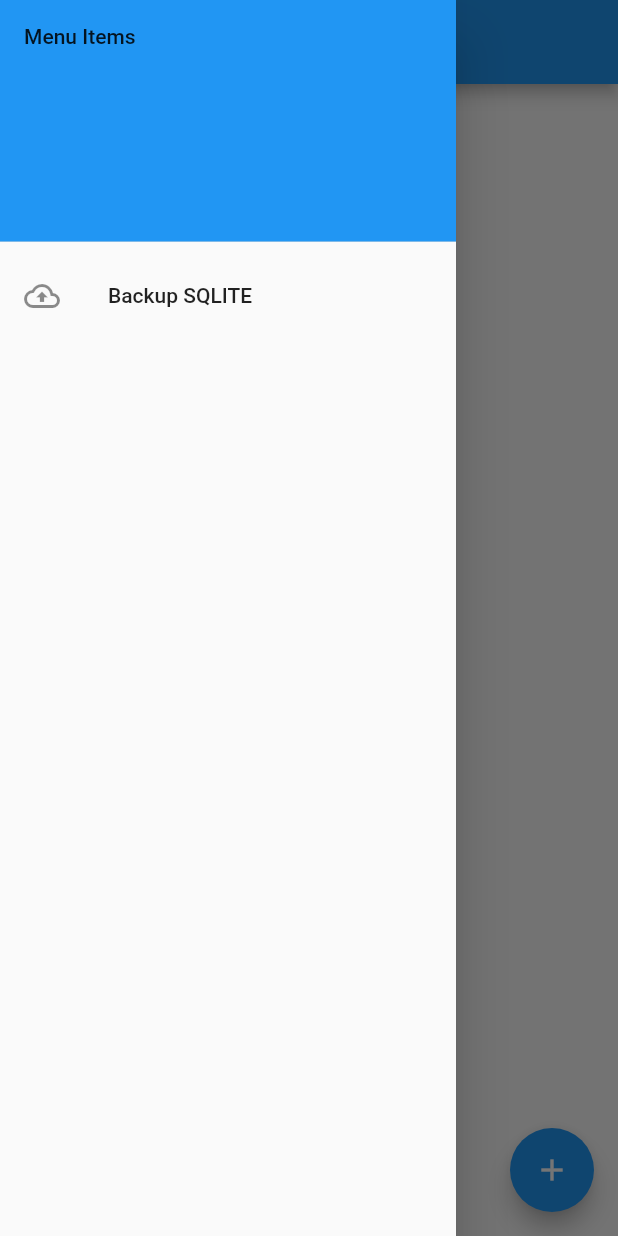
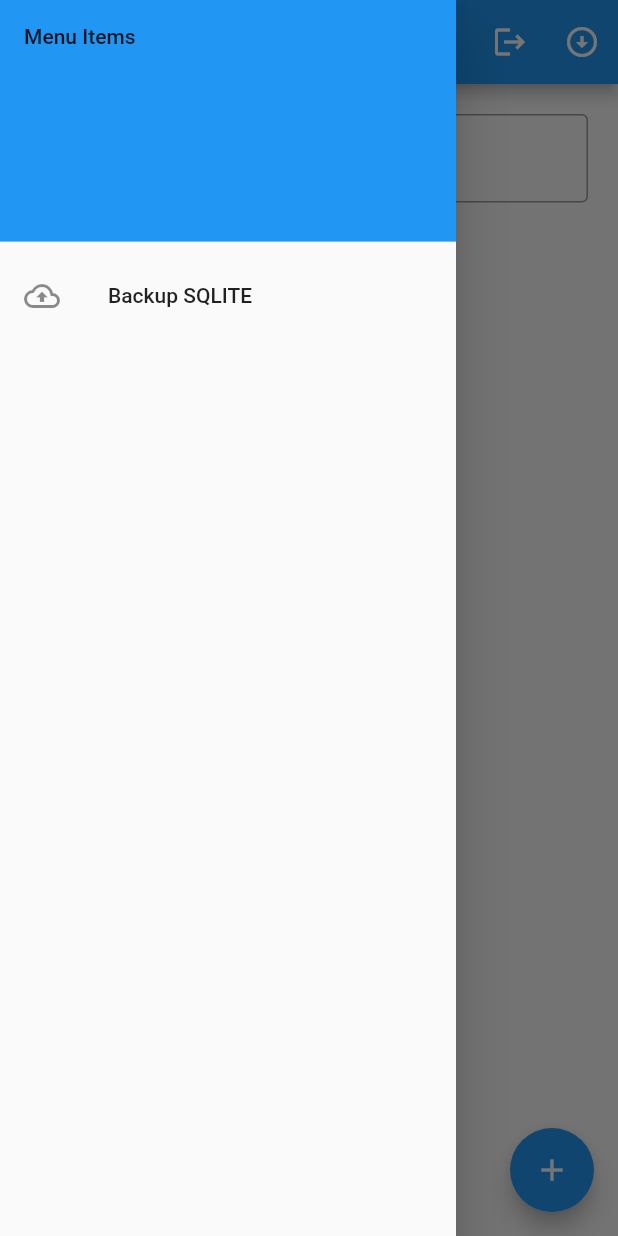
Before and after one commit to MarcoGuerreroP/examenwebmaps, a Flutter app: the FormPage screen opened by its route, with the side drawer open, on a phone screen of 412 x 824 dp. Run offline on Flutter 3.47's test engine with Material 2 defaults, Android fonts, the phone set to English and light mode, and no system bars; our stand-ins replace sqflite; accounts and stored records are empty.

Commit message:
Implementacion de busqueda pero no funciono el querry

```diff
--- a/examen/lib/dataDB/database_helper.dart
+++ b/examen/lib/dataDB/database_helper.dart
@@ -147,4 +147,10 @@ class DatabaseHelper {
       return null;
     }
   }
+
+  Future<bool> isLoggedIn() async {
+    var dbClient = await db;
+    var res = await dbClient.query("User");
+    return res.length > 0 ? true : false;
+  }
 }
--- /dev/null
+++ b/examen/lib/provider/auth.dart
@@ -0,0 +1,43 @@
+import 'package:examen/dataDB/database_helper.dart';
+
+enum AuthState { LOGGED_IN, LOGGED_OUT }
+
+abstract class AuthStateListener {
+  void onAuthStateChanged(AuthState state);
+}
+
+class AuthStateProvider {
+  static final AuthStateProvider _instance = new AuthStateProvider.internal();
+
+  List<AuthStateListener> _subscribers;
+
+  factory AuthStateProvider() => _instance;
+  AuthStateProvider.internal() {
+    List<AuthStateListener> _subscribers = [];
+    print(_subscribers);
+    initState();
+  }
+
+  void initState() async {
+    var db = DatabaseHelper.database.isLoggedIn();
+    var isLoggedIn = await db;
+    if (isLoggedIn)
+      notify(AuthState.LOGGED_IN);
+    else
+      notify(AuthState.LOGGED_OUT);
+  }
+
+  void subscribe(AuthStateListener listener) {
+    _subscribers.add(listener);
+  }
+
+  void dispose(AuthStateListener listener) {
+    for (var l in _subscribers) {
+      if (l == listener) _subscribers.remove(l);
+    }
+  }
+
+  void notify(AuthState state) {
+    _subscribers.forEach((AuthStateListener s) => s.onAuthStateChanged(state));
+  }
+}
--- a/examen/lib/ui/pages/form_page.dart
+++ b/examen/lib/ui/pages/form_page.dart
@@ -1,15 +1,33 @@
 import 'package:examen/dataDB/database_helper.dart';
-// ignore: unused_import
+
 import 'package:examen/models/peoples.dart';
+import 'package:examen/provider/auth.dart';
 import 'package:flutter/material.dart';
 
 class FormPage extends StatefulWidget {
   @override
   _FormPageState createState() => _FormPageState();
+  FormPage({this.authStateListener, this.authStateProvider});
+  final AuthStateListener authStateListener;
+  final AuthStateProvider authStateProvider;
 }
 
 class _FormPageState extends State<FormPage> {
+  void _signOut() async {
+    try {
+      widget.authStateProvider.notify(AuthState.LOGGED_OUT);
+
+      widget.authStateListener.onAuthStateChanged(AuthState.LOGGED_OUT);
+    } catch (e) {
+      print(e);
+    }
+  }
+
   final _sacaffoldKey = new GlobalKey<ScaffoldState>();
+
+  List allPeoples = [];
+  List items = [];
+  TextEditingController textSearch = TextEditingController();
 
   @override
   void didUpdateWidget(FormPage oldWidget) {
@@ -18,11 +36,60 @@ class _FormPageState extends State<FormPage> {
   }
 
   @override
+  void initState() {
+    super.initState();
+    DatabaseHelper.database.getAllPeoples().then((peoples) {
+      setState(() {
+        allPeoples = peoples;
+        items = allPeoples;
+      });
+    });
+  }
+
+  void filterSearch(String querry) async {
+    var searchList = allPeoples;
+    if (querry.isNotEmpty) {
+      var listData = [];
+      searchList.forEach((item) {
+        var peoples = Peoples.map(item);
+        if (peoples.nameuser.toLowerCase().contains(querry.toLowerCase())) {
+          listData.add(item);
+        }
+      });
+      setState(() {
+        items = [];
+        items.addAll(listData);
+      });
+      return;
+    } else {
+      setState(() {
+        items = [];
+        items = allPeoples;
+      });
+    }
+  }
+
+  @override
   Widget build(BuildContext context) {
     return Scaffold(
         key: _sacaffoldKey,
         appBar: AppBar(
           title: Text("List of regist"),
+          actions: [
+            Row(
+              children: [
+                IconButton(
+                    icon: Icon(Icons.logout),
+                    onPressed: () {
+                      _signOut();
+                      Navigator.pushReplacementNamed(context, '/login');
+                    }),
+                IconButton(
+                    icon: Icon(Icons.arrow_circle_down_outlined),
+                    onPressed: () {}),
+              ],
+            )
+          ],
         ),
         drawer: _drawerPersonalize(),
         floatingActionButton: FloatingActionButton(
@@ -30,16 +97,29 @@ class _FormPageState extends State<FormPage> {
             onPressed: () {
               Navigator.pushReplacementNamed(context, '/addpeople');
             }),
-        body: FutureBuilder(
-          future: DatabaseHelper.database.getAllPeoples(),
-          builder: (context, AsyncSnapshot snapshot) {
-            if (snapshot.hasData) {
-              return ListView.builder(
+        body: Column(
+          children: [
+            Padding(
+              padding: const EdgeInsets.all(20.0),
+              child: TextField(
+                  controller: textSearch,
+                  onChanged: (value) {
+                    setState(() {
+                      filterSearch(value);
+                    });
+                  },
+                  decoration: InputDecoration(
+                      border: OutlineInputBorder(),
+                      hintText: "enter search",
+                      prefixIcon: Icon(Icons.search))),
+            ),
+            Expanded(
+              child: ListView.builder(
                   shrinkWrap: true,
                   physics: BouncingScrollPhysics(),
-                  itemCount: snapshot.data.length,
+                  itemCount: items.length,
                   itemBuilder: (context, index) {
-                    Peoples model = snapshot.data[index];
+                    Peoples model = (items[index]);
                     return ListTile(
                       isThreeLine: true,
                       title: Text(
@@ -65,11 +145,9 @@ class _FormPageState extends State<FormPage> {
                       ),
                       leading: CircleAvatar(child: Text(model.id.toString())),
                     );
-                  });
-            } else {
-              return CircularProgressIndicator(backgroundColor: Colors.green);
-            }
-          },
+                  }),
+            )
+          ],
         ));
   }
 
```
Also changed, not shown: examen/lib/provider/auth_provide.dart (added, +15 -0 lines).
